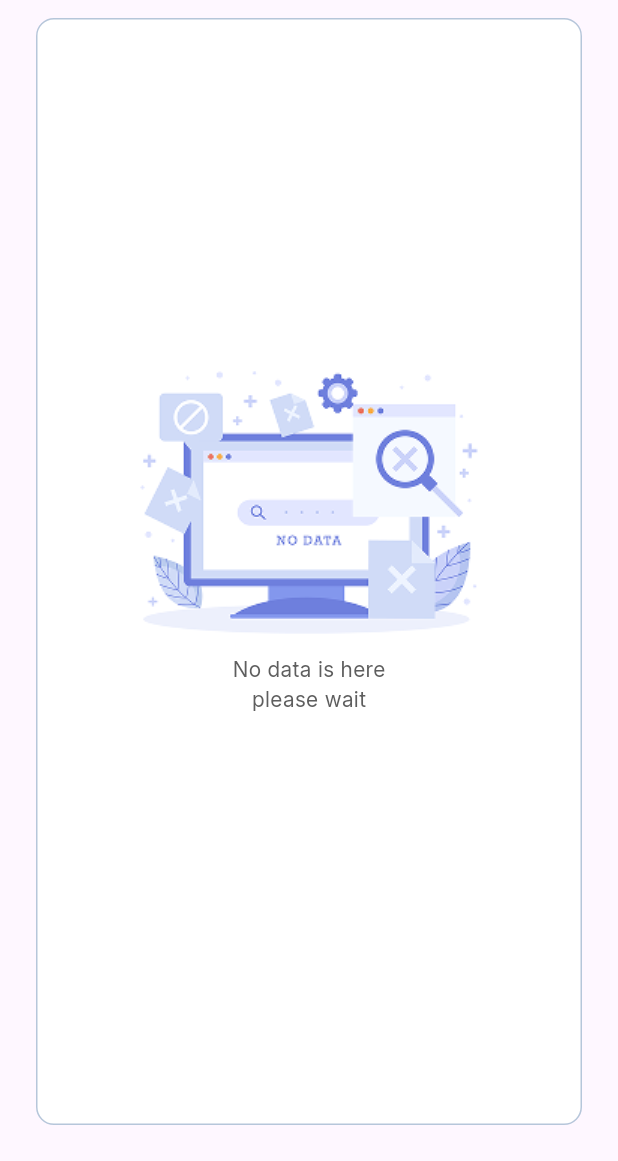
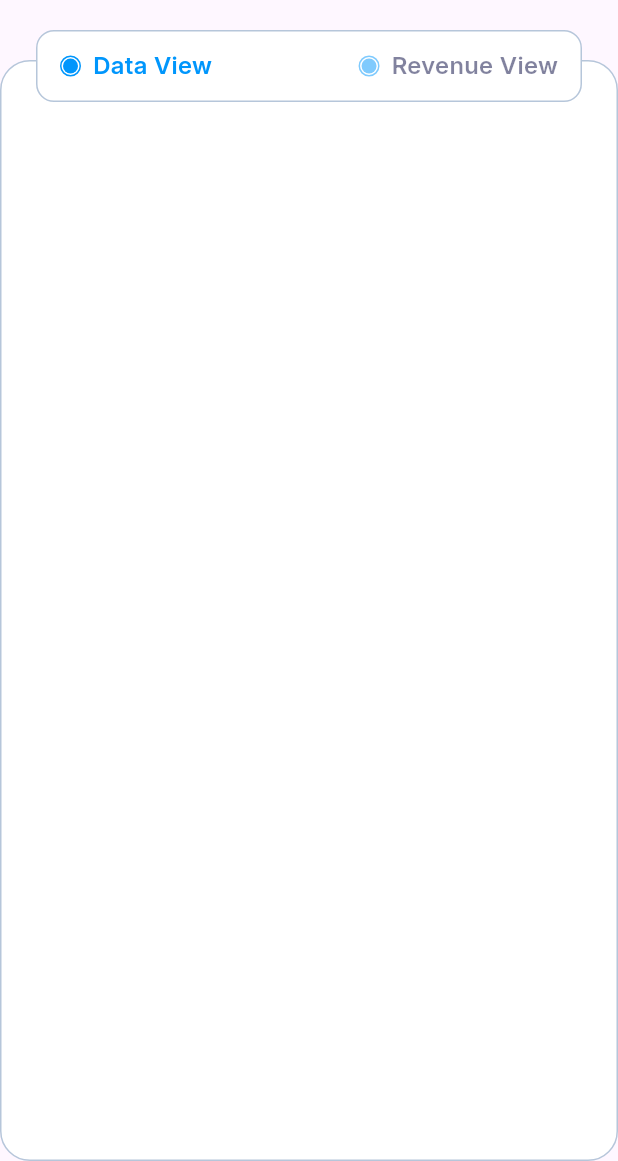
Before and after one commit to Shahin4292/Scube-Task-App, a Flutter app: the DashboardScreen screen opened directly, after a tap on "Data Type 2", on a phone screen of 412 x 824 dp, the part 75-1236 px from its top. Run offline on Flutter 3.47's test engine with Material 3 defaults, Android fonts, the phone set to English and light mode, and no system bars; our stand-ins replace get.

Commit message:
added scm screen headerpart added

```diff
--- a/lib/features/dashboard/screens/dashborad_found_screen.dart
+++ b/lib/features/dashboard/screens/dashborad_found_screen.dart
@@ -28,7 +28,7 @@ class DashboardFoundScreen extends StatelessWidget {
               Image.asset(ImagePath.dataFound, height: 193, width: 259,),
               SizedBox(height: 8),
               Text("No data is here",style: interRegular.copyWith(fontSize: 14, color: AppColor.darkGrey)),
-              Text("please wait",style: interRegular.copyWith(fontSize: 14, color: AppColor.darkGrey)),
+              Text("please wait.",style: interRegular.copyWith(fontSize: 14, color: AppColor.darkGrey)),
             ],
           ),
         ),
--- a/lib/features/dashboard/widget/analyze_card.dart
+++ b/lib/features/dashboard/widget/analyze_card.dart
@@ -1,4 +1,6 @@
 import 'package:flutter/material.dart';
+import 'package:get/get.dart';
+import 'package:scube_task_app/features/dashboard/screens/dashborad_found_screen.dart';
 import 'package:scube_task_app/utils/app_color.dart';
 import 'package:scube_task_app/utils/dimensions.dart';
 import 'package:scube_task_app/utils/image_path.dart';
@@ -7,15 +9,18 @@ import 'package:scube_task_app/utils/styles.dart';
 class AnalyzeCard extends StatelessWidget {
   final String imagePath;
   final String title;
-  const AnalyzeCard({super.key, required this.imagePath, required this.title});
+  final VoidCallback? onTap;
+  const AnalyzeCard({super.key, required this.imagePath, required this.title,required this.onTap});
 
   @override
   Widget build(BuildContext context) {
     return Expanded(
+      child: GestureDetector(
+        onTap: onTap,
         child: Container(
           width: MediaQuery.sizeOf(context).width,
           height: 42,
-        padding: const EdgeInsets.all(Dimensions.paddingSizeSimpleSmall),
+          padding: const EdgeInsets.only(left: Dimensions.paddingSizeSimpleSmall, top: Dimensions.paddingSizeSimpleSmall, bottom: Dimensions.paddingSizeSimpleSmall),
           decoration: BoxDecoration(
             borderRadius: BorderRadius.circular(Dimensions.paddingSizeSimpleSmall),
             border: Border.all(color: AppColor.borderViolet),
@@ -24,12 +29,16 @@ class AnalyzeCard extends StatelessWidget {
             spacing: Dimensions.paddingSizeSimpleSmall,
             children: [
               Image.asset(imagePath, height: 24, width: 24),
-            Text(
+              Expanded(
+                child: Text(
                   title,
+                  overflow: TextOverflow.ellipsis,
                   style: interSemiBold.copyWith(fontSize: 14, color: Color(0xFF646984)),
+                ),
               ),
             ],
           )
+        ),
       ),
     );
   }
@@ -48,24 +57,24 @@ class AnalyzeCardGroup extends StatelessWidget {
         Row(
           spacing: Dimensions.paddingSizeDefault,
           children: [
-            AnalyzeCard(imagePath: ImagePath.chart, title: 'Analysis Pro',),
-            AnalyzeCard(imagePath: ImagePath.generator, title: 'G. Generator',),
+            AnalyzeCard(imagePath: ImagePath.chart, title: 'Analysis Pro', onTap: () { Get.to(() => DashboardFoundScreen()); },),
+            AnalyzeCard(imagePath: ImagePath.generator, title: 'G. Generator', onTap: () { Get.to(() => DashboardFoundScreen()); },),
           ],
         ),
 
         Row(
           spacing: Dimensions.paddingSizeDefault,
           children: [
-            AnalyzeCard(imagePath: ImagePath.chart, title: 'Analysis Pro',),
-            AnalyzeCard(imagePath: ImagePath.generator, title: 'G. Generator',),
+            AnalyzeCard(imagePath: ImagePath.charge, title: 'Plant Summery', onTap: () { Get.to(() => DashboardFoundScreen()); },),
+            AnalyzeCard(imagePath: ImagePath.fire, title: 'Natural Gas', onTap: () { Get.to(() => DashboardFoundScreen()); },),
           ],
         ),
 
         Row(
           spacing: Dimensions.paddingSizeDefault,
           children: [
-            AnalyzeCard(imagePath: ImagePath.chart, title: 'Analysis Pro',),
-            AnalyzeCard(imagePath: ImagePath.generator, title: 'G. Generator',),
+            AnalyzeCard(imagePath: ImagePath.generatorD, title: 'D. Generator', onTap: () { Get.to(() => DashboardFoundScreen()); },),
+            AnalyzeCard(imagePath: ImagePath.faucet, title: 'Water Process', onTap: () { Get.to(() => DashboardFoundScreen()); },),
           ],
         ),
         SizedBox(height: 20)
--- a/lib/features/dashboard/widget/circular_power_widget.dart
+++ b/lib/features/dashboard/widget/circular_power_widget.dart
@@ -8,14 +8,7 @@ class CircularPowerWidget extends StatelessWidget {
   final String powerText;
   final double size;
   final double strokeWidth;
-
-  const CircularPowerWidget({
-    super.key,
-    required this.title,
-    required this.powerText,
-    this.size = 150,
-    this.strokeWidth = 20,
-  });
+  const CircularPowerWidget({super.key, required this.title, required this.powerText, this.size = 150, this.strokeWidth = 20,});
 
   @override
   Widget build(BuildContext context) {
--- a/lib/features/dashboard/widget/data_view_stack.dart
+++ b/lib/features/dashboard/widget/data_view_stack.dart
@@ -2,6 +2,7 @@ import 'package:flutter/material.dart';
 import 'package:get/get.dart';
 import 'package:scube_task_app/features/dashboard/screens/dashborad_found_screen.dart';
 import 'package:scube_task_app/features/dashboard/widget/vertical_indicator.dart';
+import 'package:scube_task_app/features/scm/screens/scm_screen.dart';
 import 'package:scube_task_app/utils/app_color.dart';
 import 'package:scube_task_app/utils/dimensions.dart';
 import 'package:scube_task_app/utils/image_path.dart';
@@ -46,7 +47,7 @@ class DataViewCardStack extends StatelessWidget {
                 data1: '55505.63',
                 data2: '58805.63',
                 onTap: () {
-                  Get.to(() => DashboardFoundScreen());
+                  Get.to(() => ScmScreen());
                 },
               ),
 
--- /dev/null
+++ b/lib/features/scm/screens/scm_screen.dart
@@ -0,0 +1,67 @@
+import 'package:flutter/material.dart';
+import 'package:scube_task_app/base/custom_app_bar.dart';
+import 'package:scube_task_app/features/scm/widget/data_revenue_toggle.dart';
+import 'package:scube_task_app/features/scm/widget/position_header_container.dart';
+import 'package:scube_task_app/utils/app_color.dart';
+import 'package:scube_task_app/utils/dimensions.dart';
+
+class ScmScreen extends StatefulWidget {
+  const ScmScreen({super.key});
+
+  @override
+  State<ScmScreen> createState() => _ScmScreenState();
+}
+
+class _ScmScreenState extends State<ScmScreen> {
+  bool isDataSelected = true;
+
+  @override
+  Widget build(BuildContext context) {
+    return Scaffold(
+      appBar: CustomAppBar(title: "SCM"),
+      body: Stack(
+        children: [
+          Container(
+            width: MediaQuery.sizeOf(context).width,
+            height: MediaQuery.sizeOf(context).height,
+            margin: EdgeInsets.only(top: 40),
+            decoration: BoxDecoration(
+              borderRadius: BorderRadius.all(
+                Radius.circular(Dimensions.paddingSizeLarge),
+              ),
+              border: Border.all(color: AppColor.borderViolet),
+              color: Colors.white,
+            ),
+          ),
+
+          PositionedHeaderContainer(
+            child: Row(
+              mainAxisAlignment: .spaceBetween,
+              children: [
+                ToggleItem(
+                  title: "Data View",
+                  isSelected: isDataSelected,
+                  onTap: () {
+                    setState(() {
+                      isDataSelected = true;
+                    });
+                  },
+                ),
+
+                ToggleItem(
+                  title: "Revenue View",
+                  isSelected: !isDataSelected,
+                  onTap: () {
+                    setState(() {
+                      isDataSelected = false;
+                    });
+                  },
+                ),
+              ],
+            ),
+          ),
+        ],
+      ),
+    );
+  }
+}
--- /dev/null
+++ b/lib/features/scm/widget/data_revenue_toggle.dart
@@ -0,0 +1,59 @@
+import 'package:flutter/material.dart';
+import 'package:scube_task_app/utils/app_color.dart';
+import 'package:scube_task_app/utils/dimensions.dart';
+import 'package:scube_task_app/utils/styles.dart';
+
+class ToggleItem extends StatelessWidget {
+  final String title;
+  final bool isSelected;
+  final VoidCallback onTap;
+
+  const ToggleItem({super.key,
+    required this.title,
+    required this.isSelected,
+    required this.onTap,
+  });
+
+  @override
+  Widget build(BuildContext context) {
+    final activeColor = AppColor.primary;
+    final inactiveColor = AppColor.primary.withOpacity(0.5);
+
+    return GestureDetector(
+      onTap: onTap,
+      behavior: HitTestBehavior.opaque,
+      child: Row(
+        children: [
+          Container(
+            width: 14,
+            height: 14,
+            decoration: BoxDecoration(
+              shape: BoxShape.circle,
+              border: Border.all(
+                color: isSelected ? activeColor : inactiveColor,
+              ),
+            ),
+            child: Center(
+              child: Container(
+                width: Dimensions.paddingSizeSmall,
+                height: Dimensions.paddingSizeSmall,
+                decoration: BoxDecoration(
+                  shape: BoxShape.circle,
+                  color: isSelected ? activeColor : inactiveColor,
+                ),
+              ),
+            ),
+          ),
+          const SizedBox(width: Dimensions.paddingSizeSimpleSmall),
+          Text(
+            title,
+            style: interSemiBold.copyWith(
+              fontSize: 16,
+              color: isSelected ? activeColor : AppColor.dukeBlue.withOpacity(0.5),
+            ),
+          ),
+        ],
+      ),
+    );
+  }
+}
--- /dev/null
+++ b/lib/features/scm/widget/position_header_container.dart
@@ -0,0 +1,30 @@
+import 'package:flutter/material.dart';
+import 'package:scube_task_app/utils/app_color.dart';
+import 'package:scube_task_app/utils/dimensions.dart';
+
+class PositionedHeaderContainer extends StatelessWidget {
+  final Widget child;
+
+  const PositionedHeaderContainer({super.key, required this.child});
+
+  @override
+  Widget build(BuildContext context) {
+    return Positioned(
+      top: Dimensions.paddingSizeLarge,
+      left: Dimensions.paddingSizeExtraLarge,
+      right: Dimensions.paddingSizeExtraLarge,
+      child: Container(
+        height: 48,
+        padding: const EdgeInsets.symmetric(
+          horizontal: Dimensions.paddingSizeDefault,
+        ),
+        decoration: BoxDecoration(
+          color: Colors.white,
+          borderRadius: BorderRadius.circular(Dimensions.paddingSizeMedium),
+          border: Border.all(color: AppColor.borderViolet),
+        ),
+        child: child,
+      ),
+    );
+  }
+}
```
Lines whose indentation alone changed are shown as unchanged.
